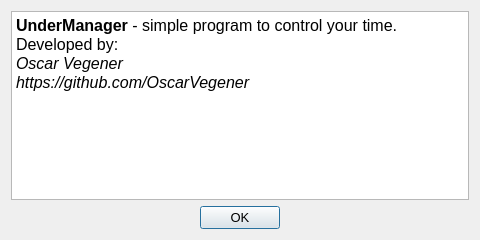
Before: the Qt Designer form aboutdialog.ui in OscarVegener/UnderManager, drawn with Qt 5.
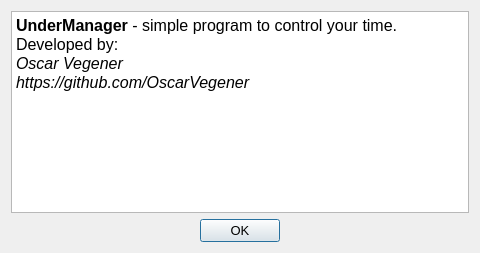
After: the same form once the commit is applied. Icons and pictures are not drawn.

Patch:
```diff
--- a/aboutdialog.ui
+++ b/aboutdialog.ui
@@ -7,7 +7,7 @@
     <x>0</x>
     <y>0</y>
     <width>480</width>
-    <height>240</height>
+    <height>253</height>
    </rect>
   </property>
   <property name="sizePolicy">
```
Left out of the diff: 2 changed lines with no effect on the pictures.
